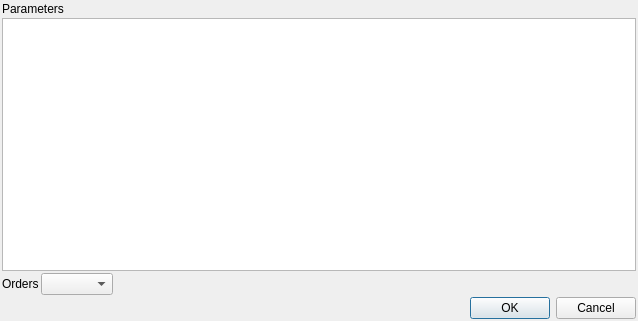
Qt form GUI/pgdbatool/dlgparameters.ui (marcotcal/PG-DBA-Tools) before a commit.
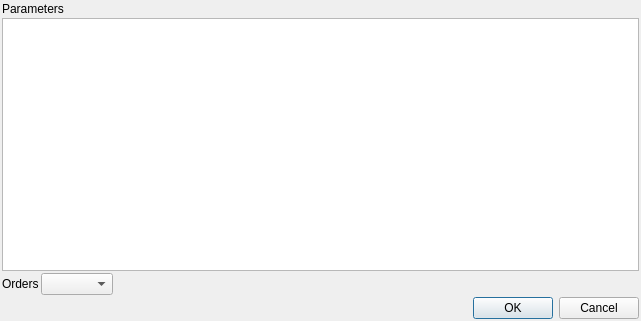
The same form after that commit.

What changed in the file:
```diff
--- a/GUI/pgdbatool/dlgparameters.ui
+++ b/GUI/pgdbatool/dlgparameters.ui
@@ -6,7 +6,7 @@
    <rect>
     <x>0</x>
     <y>0</y>
-    <width>638</width>
+    <width>641</width>
     <height>321</height>
    </rect>
   </property>
```
